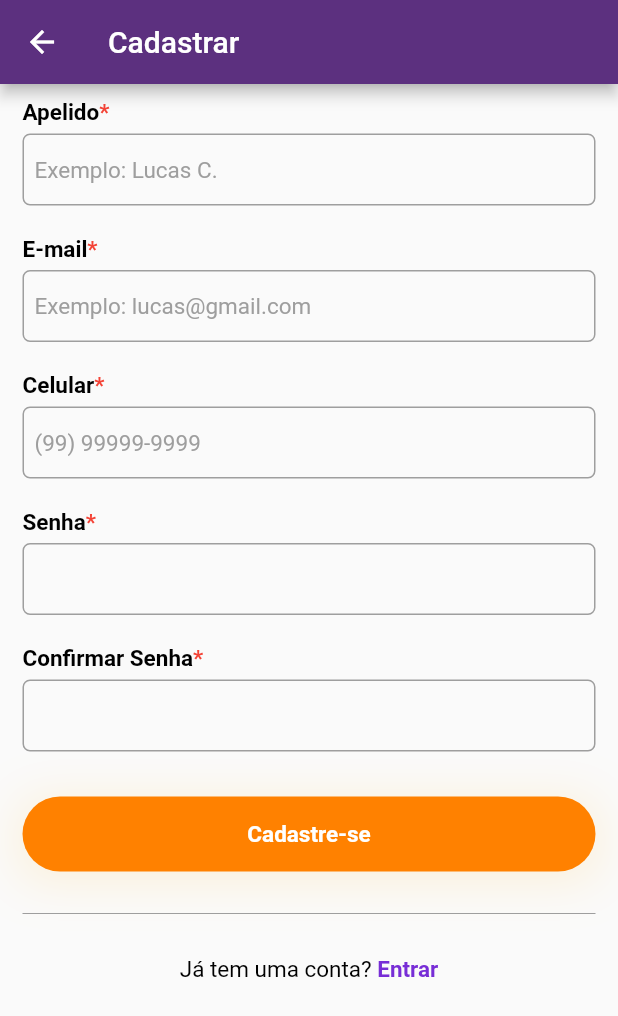
After one commit to ocostalucas/xlo_app, a Flutter app: the SignupScreen screen opened by its route, on a phone screen of 412 x 824 dp. The commit adds this screen. Shown: the top 1016 px of the screen. Run offline on Flutter 3.47's test engine with Material 2 defaults, Android fonts, the phone set to English and light mode, and no system bars; our stand-ins replace get_it, mobx, parse_server_sdk; missing offline and left inert: easy_mask; generated files the repository leaves out were written again.

Commit message:
feat: Adiciona tela cadastro

```diff
--- a/lib/app/app_widget.dart
+++ b/lib/app/app_widget.dart
@@ -2,6 +2,8 @@ import 'package:flutter/material.dart';
 import 'package:xlo_app/app/screens/auth/login/login_screen.dart';
 import 'package:xlo_app/app/shared/core/app_theme.dart';
 import 'package:xlo_app/app/screens/navigation/navigation_screen.dart';
+
+import 'screens/auth/signup/signup_screen.dart';
 
 class AppWidget extends StatelessWidget {
   const AppWidget({Key? key}) : super(key: key);
@@ -15,6 +17,7 @@ class AppWidget extends StatelessWidget {
       home: NavigationScreen(),
       routes: {
         "/login": (context) => LoginScreen(),
+        "/signup": (context) => SignupScreen(),
       },
     );
   }
--- a/lib/app/screens/auth/login/login_screen.dart
+++ b/lib/app/screens/auth/login/login_screen.dart
@@ -1,7 +1,6 @@
 import 'package:flutter/gestures.dart';
 import 'package:flutter/material.dart';
 import 'package:xlo_app/app/shared/components/buttons/button_widget.dart';
-import 'package:xlo_app/app/shared/components/buttons/outlined_button_widget.dart';
 import 'package:xlo_app/app/shared/components/fields/text_field_widget.dart';
 import 'package:xlo_app/app/shared/core/app_colors.dart';
 import 'package:xlo_app/app/shared/core/app_typography.dart';
@@ -76,7 +75,8 @@ class LoginScreen extends StatelessWidget {
                       style: AppTypography.bodyBold.copyWith(
                         color: AppColors.blue,
                       ),
-                      recognizer: TapGestureRecognizer()..onTap = () {},
+                      recognizer: TapGestureRecognizer()
+                        ..onTap = () => Navigator.pushNamed(context, "/signup"),
                     ),
                   ],
                 ),
--- /dev/null
+++ b/lib/app/screens/auth/signup/signup_screen.dart
@@ -0,0 +1,91 @@
+import 'package:easy_mask/easy_mask.dart';
+import 'package:flutter/gestures.dart';
+import 'package:flutter/material.dart';
+import 'package:xlo_app/app/shared/components/buttons/button_widget.dart';
+import 'package:xlo_app/app/shared/components/fields/text_field_widget.dart';
+import 'package:xlo_app/app/shared/core/app_colors.dart';
+import 'package:xlo_app/app/shared/core/app_typography.dart';
+import 'package:xlo_app/app/shared/validators/validators.dart';
+
+class SignupScreen extends StatelessWidget {
+  const SignupScreen({Key? key}) : super(key: key);
+
+  @override
+  Widget build(BuildContext context) {
+    return Scaffold(
+      appBar: AppBar(
+        title: Text('Cadastrar'),
+      ),
+      body: SingleChildScrollView(
+        child: Padding(
+          padding: const EdgeInsets.symmetric(horizontal: 15),
+          child: Column(
+            children: [
+              SizedBox(height: 10),
+              TextFieldWidget(
+                label: 'Apelido',
+                hintText: 'Exemplo: Lucas C.',
+                isRequired: true,
+              ),
+              Padding(
+                padding: const EdgeInsets.symmetric(vertical: 10.0),
+                child: TextFieldWidget(
+                  label: 'E-mail',
+                  hintText: 'Exemplo: lucas@gmail.com',
+                  keyboardType: TextInputType.emailAddress,
+                  validator: Validators.validateEmail,
+                  isRequired: true,
+                ),
+              ),
+              TextFieldWidget(
+                isRequired: true,
+                label: 'Celular',
+                hintText: '(99) 99999-9999',
+                keyboardType: TextInputType.phone,
+                inputFormatters: [
+                  TextInputMask(mask: ['(99) 9999-9999', '(99) 99999-9999']),
+                ],
+                validator: Validators.validatePhone,
+              ),
+              Padding(
+                padding: const EdgeInsets.symmetric(vertical: 10.0),
+                child: TextFieldWidget(
+                  label: 'Senha',
+                  isRequired: true,
+                ),
+              ),
+              TextFieldWidget(
+                label: 'Confirmar Senha',
+                isRequired: true,
+              ),
+              Padding(
+                padding: const EdgeInsets.only(top: 20),
+                child: ButtonWidget(onTap: () {}, label: 'Cadastre-se'),
+              ),
+              Padding(
+                padding: const EdgeInsets.symmetric(vertical: 20),
+                child: Divider(color: AppColors.gray),
+              ),
+              RichText(
+                text: TextSpan(
+                  text: 'Já tem uma conta? ',
+                  style: AppTypography.body,
+                  children: [
+                    TextSpan(
+                      text: 'Entrar',
+                      style: AppTypography.bodyBold.copyWith(
+                        color: AppColors.blue,
+                      ),
+                      recognizer: TapGestureRecognizer()
+                        ..onTap = () => Navigator.pop(context),
+                    ),
+                  ],
+                ),
+              ),
+            ],
+          ),
+        ),
+      ),
+    );
+  }
+}
--- a/lib/app/shared/core/app_theme.dart
+++ b/lib/app/shared/core/app_theme.dart
@@ -6,6 +6,9 @@ import 'app_typography.dart';
 class AppTheme {
   static ThemeData get theme => ThemeData(
         primaryColor: AppColors.primary,
+        textSelectionTheme: TextSelectionThemeData(
+          cursorColor: AppColors.primary,
+        ),
         visualDensity: VisualDensity.adaptivePlatformDensity,
         inputDecorationTheme: inputDecorationTheme,
       );
--- /dev/null
+++ b/lib/app/shared/validators/validators.dart
@@ -0,0 +1,21 @@
+class Validators {
+  static String? validatePhone(String? value) {
+    String pattern = r'^(\(\d{2}\)\s)(\d{4,5}\-\d{4})';
+    RegExp regExp = new RegExp(pattern);
+
+    if (value == null || value.isEmpty)
+      return "O campo telefone é obrigatório.";
+    else if (!regExp.hasMatch(value))
+      return "O telefone informado não é válido.";
+    return null;
+  }
+
+  static String? validateEmail(String? value) {
+    String pattern = r'^[\w-\.]+@([\w-]+\.)+[\w-]{2,4}$';
+    RegExp regExp = new RegExp(pattern);
+    if (value == null || value.isEmpty)
+      return "O campo e-mail é obrigatório.";
+    else if (!regExp.hasMatch(value)) return "O e-mail informado não é válido.";
+    return null;
+  }
+}
--- a/pubspec.yaml
+++ b/pubspec.yaml
@@ -27,6 +27,7 @@ dependencies:
   flutter_mobx: ^2.0.0
   mobx: ^2.0.1
   get_it: ^7.1.4
+  easy_mask: ^2.0.0
 
 dev_dependencies:
   build_runner: ^2.0.5
```
Also changed, not shown: pubspec.lock.
